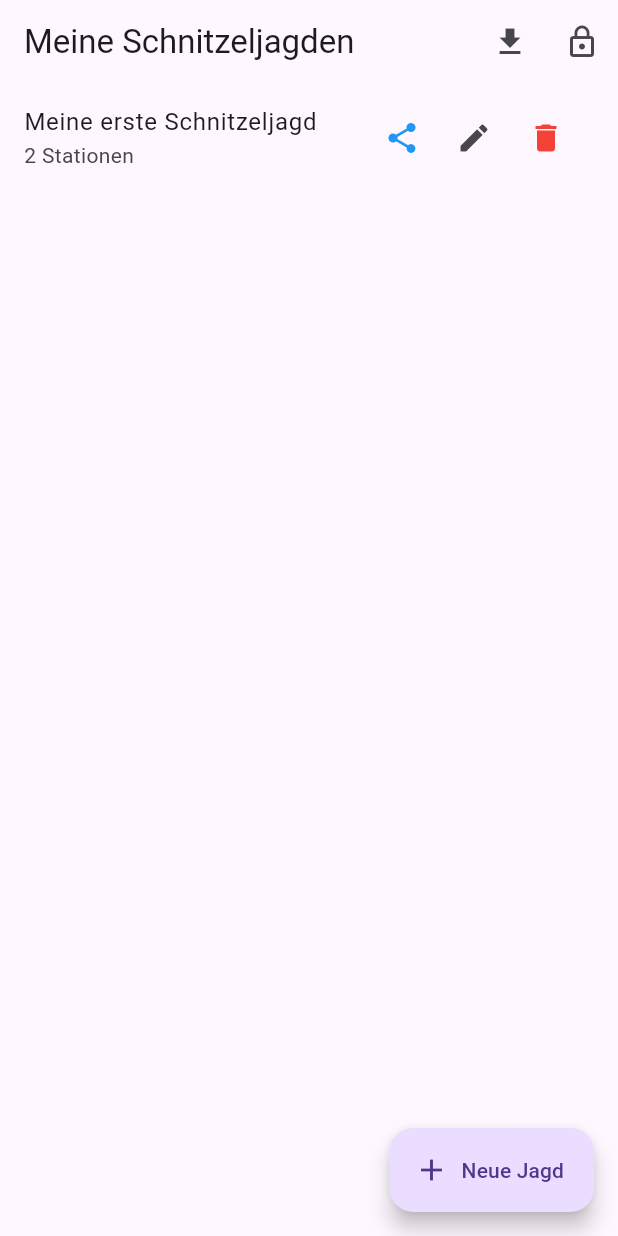
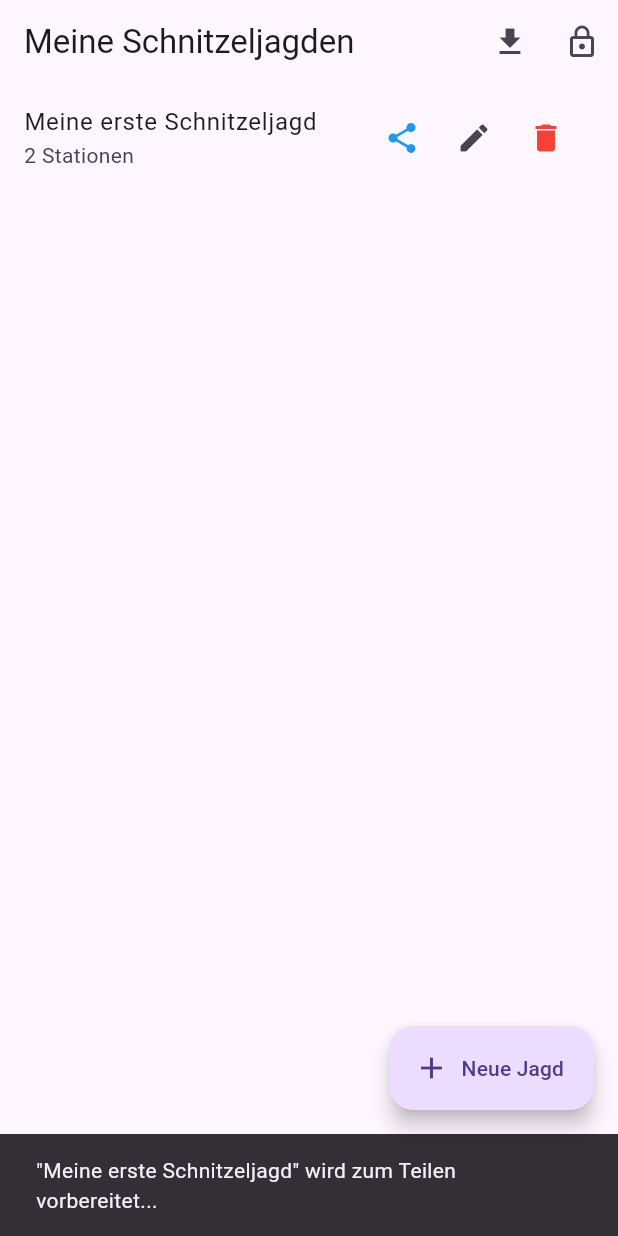
Before and after one commit to publicnevs2/cluemaster, a Flutter app: the AdminHuntListScreen screen opened directly, after a tap on the "file download" icon, after a tap on the "share" icon, on a phone screen of 412 x 824 dp. Run offline on Flutter 3.47's test engine with Material 3 defaults, Android fonts, the light colour scheme and no system bars; our stand-ins replace file_picker, image_picker, just_audio, share_plus, video_player; missing offline and left inert: mobile_scanner, record.

Commit message:
v1 Augustenhofready mit Im- und Export

```diff
--- a/lib/core/services/clue_service.dart
+++ b/lib/core/services/clue_service.dart
@@ -2,13 +2,14 @@
 
 import 'dart:convert';
 import 'dart:io';
-import 'package:clue_master/data/models/hunt.dart';
+import 'package:flutter/material.dart';
 import 'package:flutter/services.dart';
 import 'package:path_provider/path_provider.dart';
 import 'package:archive/archive_io.dart';
 import 'package:share_plus/share_plus.dart';
 import 'package:file_picker/file_picker.dart';
 
+import '../../data/models/hunt.dart'; // KORRIGIERTER IMPORT
 import '../../data/models/clue.dart';
 
 class ClueService {
@@ -27,6 +28,7 @@ class ClueService {
       final List<dynamic> decodedList = jsonDecode(jsonStr);
       return decodedList.map((json) => Hunt.fromJson(json)).toList();
     } catch (e) {
+      // ignore: avoid_print
       print("❌ Fehler beim Laden der Schnitzeljagden: $e");
       return [];
     }
@@ -35,13 +37,84 @@ class ClueService {
   Future<void> saveHunts(List<Hunt> hunts) async {
     final dir = await getApplicationDocumentsDirectory();
     final file = File('${dir.path}/$_huntsFileName');
-    final List<Map<String, dynamic>> jsonList = hunts.map((hunt) => hunt.toJson()).toList();
+    final List<Map<String, dynamic>> jsonList =
+        hunts.map((hunt) => hunt.toJson()).toList();
     await file.writeAsString(jsonEncode(jsonList));
+    // ignore: avoid_print
     print("💾 Alle Schnitzeljagden gespeichert.");
   }
 
-  Future<void> exportHunt(Hunt hunt) async {
-    // ... (Code für den Export, falls du ihn brauchst, ansonsten kann dieser Teil weg)
+  Future<void> exportHunt(Hunt hunt, BuildContext context) async {
+    try {
+      final tempDir = await getTemporaryDirectory();
+      final archive = Archive();
+      final mediaFilesToPack = <File>{};
+
+      final exportHunt = Hunt.fromJson(hunt.toJson());
+      final Map<String, Clue> updatedClues = {};
+
+      for (var entry in exportHunt.clues.entries) {
+        final clue = entry.value;
+        String newContent = clue.content;
+
+        if (clue.content.startsWith('file://')) {
+          final file = File(clue.content.replaceFirst('file://', ''));
+          if (await file.exists()) {
+            mediaFilesToPack.add(file);
+            newContent = 'media/${file.path.split('/').last}';
+          } else {
+            // ignore: avoid_print
+            print("⚠️ Datei nicht gefunden, wird ignoriert: ${file.path}");
+          }
+        }
+
+        updatedClues[entry.key] = Clue(
+          code: clue.code,
+          solved: false,
+          type: clue.type,
+          content: newContent,
+          description: clue.description,
+          question: clue.question,
+          answer: clue.answer,
+          options: clue.options,
+          hint1: clue.hint1,
+          hint2: clue.hint2,
+          rewardText: clue.rewardText,
+        );
+      }
+      exportHunt.clues = updatedClues;
+
+      for (var file in mediaFilesToPack) {
+        final bytes = await file.readAsBytes();
+        archive.addFile(
+            ArchiveFile('media/${file.path.split('/').last}', bytes.length, bytes));
+      }
+
+      final huntJsonString = jsonEncode(exportHunt.toJson());
+      archive.addFile(
+          ArchiveFile('hunt.json', huntJsonString.length, utf8.encode(huntJsonString)));
+
+      final zipEncoder = ZipEncoder();
+      final zipData = zipEncoder.encode(archive);
+      if (zipData == null) {
+        throw Exception("Fehler beim Erstellen der ZIP-Datei.");
+      }
+
+      final sanitizedHuntName = hunt.name.replaceAll(RegExp(r'[\\/*?:"<>|]'), '_');
+      final exportFile = File('${tempDir.path}/$sanitizedHuntName.cluemaster');
+      await exportFile.writeAsBytes(zipData);
+
+      final box = context.findRenderObject() as RenderBox?;
+      await Share.shareXFiles(
+        [XFile(exportFile.path)],
+        text: 'Hier ist die Schnitzeljagd "${hunt.name}"!',
+        sharePositionOrigin: box!.localToGlobal(Offset.zero) & box.size,
+      );
+    } catch (e) {
+      // ignore: avoid_print
+      print("❌ Fehler beim Exportieren der Jagd: $e");
+      rethrow;
+    }
   }
 
   Future<String?> importHunt() async {
@@ -55,13 +128,18 @@ class ClueService {
 
     try {
       final importFile = File(result.files.single.path!);
+
+      if (!importFile.path.toLowerCase().endsWith('.cluemaster')) {
+         throw Exception("Die ausgewählte Datei ist keine .cluemaster-Datei.");
+      }
+
       final bytes = await importFile.readAsBytes();
       final archive = ZipDecoder().decodeBytes(bytes);
 
       final huntJsonFile = archive.findFile('hunt.json');
       if (huntJsonFile == null) throw Exception("Datei 'hunt.json' nicht im Archiv gefunden.");
 
-      final huntJsonString = utf8.decode(huntJsonFile.content);
+      final huntJsonString = utf8.decode(huntJsonFile.content as List<int>);
       final importedHunt = Hunt.fromJson(jsonDecode(huntJsonString));
 
       final appDir = await getApplicationDocumentsDirectory();
@@ -69,7 +147,7 @@ class ClueService {
         if (file.name.startsWith('media/')) {
           final mediaFile = File('${appDir.path}/${file.name}');
           await mediaFile.create(recursive: true);
-          await mediaFile.writeAsBytes(file.content);
+          await mediaFile.writeAsBytes(file.content as List<int>);
         }
       }
 
@@ -95,17 +173,36 @@ class ClueService {
 
       return importedHunt.name;
     } catch (e) {
+      // ignore: avoid_print
       print("❌ Fehler beim Importieren der Jagd: $e");
       return "ERROR";
     }
   }
 
   Future<String> loadAdminPassword() async {
-    // ...
-    return 'admin123';
+    try {
+      final dir = await getApplicationDocumentsDirectory();
+      final file = File('${dir.path}/$_settingsFileName');
+      if (await file.exists()) {
+        final jsonStr = await file.readAsString();
+        final Map<String, dynamic> settings = jsonDecode(jsonStr);
+        return settings['admin_password'] ?? 'admin123';
+      } else {
+        return 'admin123';
+      }
+    } catch (e) {
+      // ignore: avoid_print
+      print("❌ Fehler beim Laden des Admin-Passworts: $e");
+      return 'admin12p3';
+    }
   }
 
   Future<void> saveAdminPassword(String password) async {
-    // ...
+    final dir = await getApplicationDocumentsDirectory();
+    final file = File('${dir.path}/$_settingsFileName');
+    final settings = {'admin_password': password};
+    await file.writeAsString(jsonEncode(settings));
+    // ignore: avoid_print
+    print("🔑 Admin-Passwort aktualisiert.");
   }
 }
--- a/lib/features/admin/admin_hunt_list_screen.dart
+++ b/lib/features/admin/admin_hunt_list_screen.dart
@@ -1,15 +1,11 @@
-// ============================================================
-// SECTION: Imports
-// ============================================================
+// lib/features/admin/admin_hunt_list_screen.dart
+
 import 'package:flutter/material.dart';
 import '../../core/services/clue_service.dart';
 import '../../data/models/hunt.dart';
 import 'admin_dashboard_screen.dart';
 import 'admin_change_password_screen.dart';
 
-// ============================================================
-// SECTION: AdminHuntListScreen Widget
-// ============================================================
 class AdminHuntListScreen extends StatefulWidget {
   const AdminHuntListScreen({super.key});
 
@@ -17,28 +13,15 @@ class AdminHuntListScreen extends StatefulWidget {
   State<AdminHuntListScreen> createState() => _AdminHuntListScreenState();
 }
 
-// ============================================================
-// SECTION: State-Klasse
-// ============================================================
 class _AdminHuntListScreenState extends State<AdminHuntListScreen> {
-  // ============================================================
-  // SECTION: State & Controller
-  // ============================================================
   final ClueService _clueService = ClueService();
   List<Hunt> _hunts = [];
 
-  // ============================================================
-  // SECTION: Lifecycle
-  // ============================================================
   @override
   void initState() {
     super.initState();
     _loadHunts();
   }
-
-  // ============================================================
-  // SECTION: Logik
-  // ============================================================
 
   Future<void> _loadHunts() async {
     final loadedHunts = await _clueService.loadHunts();
@@ -59,7 +42,9 @@ class _AdminHuntListScreenState extends State<AdminHuntListScreen> {
           autofocus: true,
         ),
         actions: [
-          TextButton(onPressed: () => Navigator.pop(context), child: const Text('Abbrechen')),
+          TextButton(
+              onPressed: () => Navigator.pop(context),
+              child: const Text('Abbrechen')),
           TextButton(
             onPressed: () {
               if (huntNameController.text.trim().isNotEmpty) {
@@ -73,10 +58,13 @@ class _AdminHuntListScreenState extends State<AdminHuntListScreen> {
     );
 
     if (newHuntName != null) {
-      if (_hunts.any((hunt) => hunt.name.toLowerCase() == newHuntName.toLowerCase())) {
+      if (_hunts
+          .any((hunt) => hunt.name.toLowerCase() == newHuntName.toLowerCase())) {
         if (!mounted) return;
         ScaffoldMessenger.of(context).showSnackBar(
-          const SnackBar(content: Text('Eine Jagd mit diesem Namen existiert bereits.'), backgroundColor: Colors.red),
+          const SnackBar(
+              content: Text('Eine Jagd mit diesem Namen existiert bereits.'),
+              backgroundColor: Colors.red),
         );
         return;
       }
@@ -102,10 +90,15 @@ class _AdminHuntListScreenState extends State<AdminHuntListScreen> {
         context: context,
         builder: (context) => AlertDialog(
               title: const Text('Jagd löschen?'),
-              content: Text('Möchtest du die Schnitzeljagd "${huntToDelete.name}" wirklich endgültig löschen?'),
+              content: Text(
+                  'Möchtest du die Schnitzeljagd "${huntToDelete.name}" wirklich endgültig löschen?'),
               actions: [
-                TextButton(onPressed: () => Navigator.pop(context, false), child: const Text('Abbrechen')),
-                TextButton(onPressed: () => Navigator.pop(context, true), child: const Text('Löschen')),
+                TextButton(
+                    onPressed: () => Navigator.pop(context, false),
+                    child: const Text('Abbrechen')),
+                TextButton(
+                    onPressed: () => Navigator.pop(context, true),
+                    child: const Text('Löschen')),
               ],
             ));
 
@@ -116,62 +109,77 @@ class _AdminHuntListScreenState extends State<AdminHuntListScreen> {
     }
   }
 
-  // ============================================================
-  // NEUE METHODE: Importieren einer Schnitzeljagd
-  // ============================================================
   Future<void> _importHunt() async {
     final result = await _clueService.importHunt();
     if (!mounted) return;
 
     if (result == null) {
-      // Benutzer hat den Import abgebrochen
       ScaffoldMessenger.of(context).showSnackBar(
         const SnackBar(content: Text('Import abgebrochen.')),
       );
     } else if (result == "EXISTS") {
-      // Eine Jagd mit diesem Namen existiert bereits
       ScaffoldMessenger.of(context).showSnackBar(
-        const SnackBar(content: Text('Fehler: Eine Jagd mit diesem Namen existiert bereits.'), backgroundColor: Colors.orange),
+        const SnackBar(
+            content: Text('Fehler: Eine Jagd mit diesem Namen existiert bereits.'),
+            backgroundColor: Colors.orange),
       );
     } else if (result == "ERROR") {
-      // Ein genereller Fehler ist aufgetreten
       ScaffoldMessenger.of(context).showSnackBar(
-        const SnackBar(content: Text('Fehler: Die Datei konnte nicht importiert werden.'), backgroundColor: Colors.red),
+        const SnackBar(
+            content: Text('Fehler: Die Datei konnte nicht importiert werden. Bitte stelle sicher, dass es eine gültige .cluemaster-Datei ist.'),
+            backgroundColor: Colors.red),
       );
     } else {
-      // Erfolgreicher Import
       ScaffoldMessenger.of(context).showSnackBar(
-        SnackBar(content: Text('Die Jagd "$result" wurde erfolgreich importiert.'), backgroundColor: Colors.green),
+        SnackBar(
+            content: Text('Die Jagd "$result" wurde erfolgreich importiert.'),
+            backgroundColor: Colors.green),
       );
-      _loadHunts(); // Lade die Liste neu, um die neue Jagd anzuzeigen
+      _loadHunts();
     }
   }
 
-  // ============================================================
-  // SECTION: UI-Aufbau
-  // ============================================================
+  Future<void> _exportHuntWithFeedback(Hunt hunt) async {
+    ScaffoldMessenger.of(context).showSnackBar(
+      SnackBar(
+        content: Text('"${hunt.name}" wird zum Teilen vorbereitet...'),
+        duration: const Duration(seconds: 4),
+      ),
+    );
+
+    try {
+      await _clueService.exportHunt(hunt, context);
+    } catch (e) {
+      if (mounted) {
+        ScaffoldMessenger.of(context).showSnackBar(
+          SnackBar(
+            content: Text('Fehler beim Exportieren: ${e.toString()}'),
+            backgroundColor: Colors.red,
+          ),
+        );
+      }
+    }
+  }
+
   @override
   Widget build(BuildContext context) {
     return Scaffold(
       appBar: AppBar(
         title: const Text('Meine Schnitzeljagden'),
         actions: [
-          // ============================================================
-          // NEUER BUTTON: Importieren
-          // ============================================================
           IconButton(
             icon: const Icon(Icons.file_download),
             tooltip: 'Jagd importieren',
             onPressed: _importHunt,
           ),
-          // ============================================================
           IconButton(
             icon: const Icon(Icons.lock_outline),
             tooltip: 'Passwort ändern',
             onPressed: () {
               Navigator.push(
                 context,
-                MaterialPageRoute(builder: (_) => const AdminChangePasswordScreen()),
+                MaterialPageRoute(
+                    builder: (_) => const AdminChangePasswordScreen()),
               );
             },
           ),
@@ -179,7 +187,8 @@ class _AdminHuntListScreenState extends State<AdminHuntListScreen> {
       ),
       body: _hunts.isEmpty
           ? const Center(
-              child: Text('Keine Schnitzeljagden gefunden. Erstelle oder importiere eine neue!'),
+              child: Text(
+                  'Keine Schnitzeljagden gefunden. Erstelle oder importiere eine neue!'),
             )
           : ListView.builder(
               itemCount: _hunts.length,
@@ -194,9 +203,7 @@ class _AdminHuntListScreenState extends State<AdminHuntListScreen> {
                       IconButton(
                         icon: const Icon(Icons.share, color: Colors.blue),
                         tooltip: 'Jagd teilen/exportieren',
-                        onPressed: () async {
-                          await _clueService.exportHunt(hunt);
-                        },
+                        onPressed: () => _exportHuntWithFeedback(hunt),
                       ),
                       IconButton(
                         icon: const Icon(Icons.edit),
--- a/lib/features/clue/clue_detail_screen.dart
+++ b/lib/features/clue/clue_detail_screen.dart
@@ -141,7 +141,7 @@ class _ClueDetailScreenState extends State<ClueDetailScreen> {
                         .playSound(SoundEffect.buttonClick);
                     Navigator.of(context).pop();
                   },
-                  child: const Text('Nächsten Hinweis eingeben'),
+                  child: const Text('Nächsten Code eingeben'),
                 ),
               ),
             const Padding(
```
